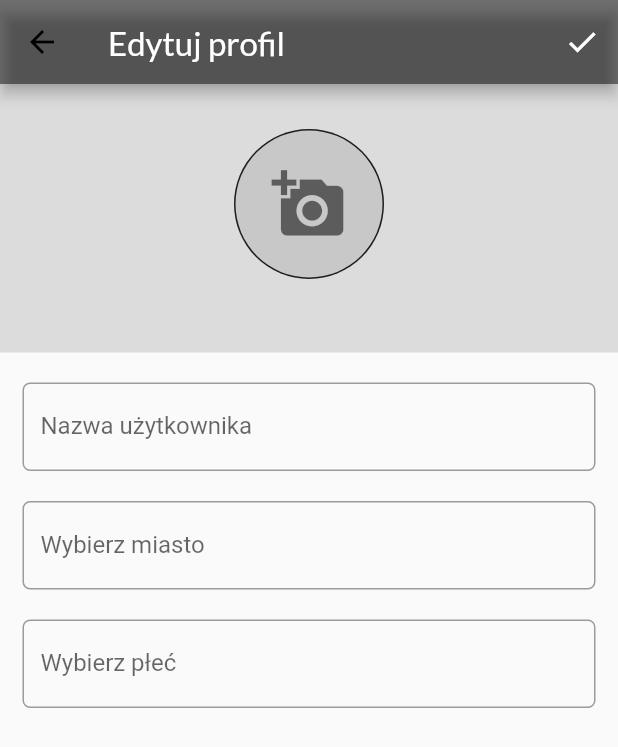
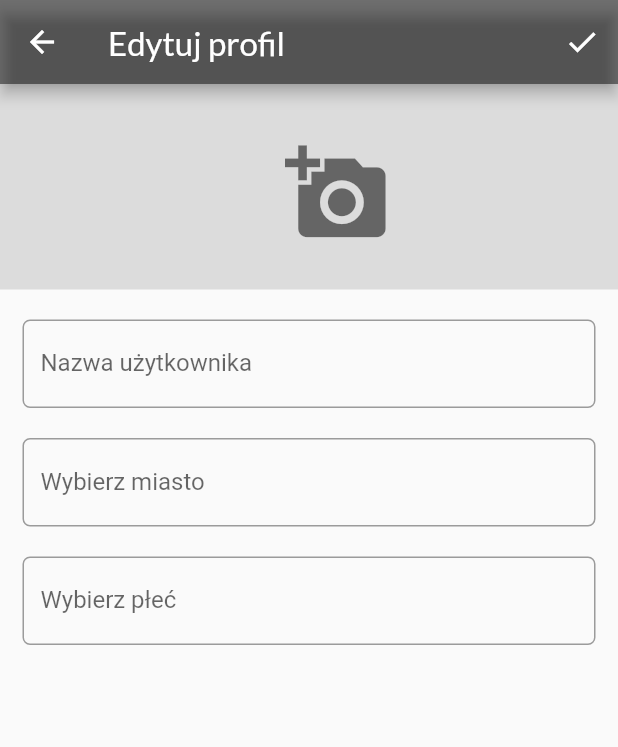
Before and after one commit to piotrpeczkowski/my_best_food, a Flutter app: the screen it shows once a user with an empty profile is signed in, after a tap on the "person" icon, after a tap on the "settings" icon, on a phone screen of 412 x 824 dp. Shown: the top 747 px of the screen. Run offline on Flutter 3.47's test engine with Material 2 defaults, Android fonts, the phone set to English and light mode, and no system bars; our stand-ins replace bloc, cloud_firestore, firebase_auth, firebase_core, firebase_storage, flutter_bloc and 3 more; accounts and stored records are empty; generated files the repository leaves out were written again.

Commit message:
work on store, read and display user avatar

```diff
--- a/lib/features/user_page/pages/user_page.dart
+++ b/lib/features/user_page/pages/user_page.dart
@@ -6,6 +6,7 @@ import 'package:google_fonts/google_fonts.dart';
 import 'package:image_picker/image_picker.dart';
 import 'package:my_best_food/features/styles/styles.dart';
 import 'package:my_best_food/features/user_page/cubit/user_cubit.dart';
+import 'package:my_best_food/models/user_model.dart';
 import 'package:my_best_food/repositories/user_repository.dart';
 import 'package:firebase_storage/firebase_storage.dart';
 
@@ -98,6 +99,22 @@ class _UserPageState extends State<UserPage> {
     }
   }
 
+  Future<void> cameraDialog() async {
+    showDialog(
+      context: context,
+      builder: (BuildContext context) => SimpleDialog(
+        title: const Text('Zrób zdjęcie'),
+        children: [
+          ElevatedButton(
+              onPressed: () {
+                Navigator.of(context).pop();
+              },
+              child: const Text('Zrób zdjęcie')),
+        ],
+      ),
+    );
+  }
+
   @override
   Widget build(BuildContext context) {
     return BlocProvider(
@@ -161,8 +178,9 @@ class _UserPageState extends State<UserPage> {
                   ],
                 ),
                 body: _UserPageBody(
+                  id: widget.id,
                   imageUrl: _imageUrl,
-                  onTap: () {
+                  onPressed: () {
                     pickAndUploadImage();
                   },
                   userEmail: userModel.email,
@@ -177,6 +195,9 @@ class _UserPageState extends State<UserPage> {
             }
             return Scaffold(
               appBar: AppBar(
+                iconTheme: const IconThemeData(
+                  color: ItemColor.itemWhite,
+                ),
                 backgroundColor: ItemColor.itemBlack54,
                 title: Text(
                   'Edytuj profil',
@@ -203,8 +224,9 @@ class _UserPageState extends State<UserPage> {
                 ],
               ),
               body: _UserPageBody(
+                id: widget.id,
                 imageUrl: _imageUrl,
-                onTap: () {
+                onPressed: () {
                   pickAndUploadImage();
                 },
                 userEmail: widget.userEmail,
@@ -225,7 +247,7 @@ class _UserPageState extends State<UserPage> {
 
 class _UserPageBody extends StatelessWidget {
   const _UserPageBody({
-    required this.onTap,
+    required this.onPressed,
     required this.userNameController,
     required this.userCityController,
     required this.userGenderController,
@@ -234,10 +256,11 @@ class _UserPageBody extends StatelessWidget {
     required this.userGenderLabel,
     required this.userEmail,
     required this.imageUrl,
+    required this.id,
     Key? key,
   }) : super(key: key);
 
-  final Function? onTap;
+  final Function? onPressed;
   final TextEditingController userNameController;
   final TextEditingController userCityController;
   final TextEditingController userGenderController;
@@ -246,6 +269,7 @@ class _UserPageBody extends StatelessWidget {
   final String userGenderLabel;
   final String userEmail;
   final String imageUrl;
+  final String id;
 
   @override
   Widget build(BuildContext context) {
@@ -254,18 +278,19 @@ class _UserPageBody extends StatelessWidget {
         mainAxisAlignment: MainAxisAlignment.start,
         crossAxisAlignment: CrossAxisAlignment.center,
         children: [
-          Container(
+          BlocBuilder<UserCubit, UserState>(
+            builder: (context, state) {
+              return Container(
                 padding: const EdgeInsets.all(15),
                 width: double.infinity,
                 color: Colors.black12,
                 child: Column(
+                  mainAxisAlignment: MainAxisAlignment.center,
                   children: [
                     Padding(
-                  padding: const EdgeInsets.only(top: 15, bottom: 15),
-                  child: InkWell(
-                    onTap: onTap!(),
-                    child: imageUrl == ''
-                        ? const Opacity(
+                      padding: const EdgeInsets.only(top: 15, bottom: 25),
+                      child: state.userModel?.imageUrl == ''
+                          ? Opacity(
                               opacity: 1,
                               child: CircleAvatar(
                                 radius: 50,
@@ -273,20 +298,49 @@ class _UserPageBody extends StatelessWidget {
                                 child: CircleAvatar(
                                   radius: 49,
                                   backgroundColor:
-                                    Color.fromARGB(255, 200, 200, 200),
-                                child: Icon(
-                                  Icons.add_a_photo,
+                                      const Color.fromARGB(255, 200, 200, 200),
+                                  child: IconButton(
+                                    icon:
+                                        const Icon(Icons.add_a_photo, size: 50),
                                     color: ItemColor.itemBlack54,
-                                  size: 50,
+                                    onPressed: () {
+                                      _imageSourceDialog(
+                                        context,
+                                        id,
+                                        imageUrl,
+                                      );
+                                    },
                                   ),
                                 ),
                               ),
                             )
-                        : CircleAvatar(
+                          : BlocBuilder<UserCubit, UserState>(
+                              builder: (context, state) {
+                                final image = state.userModel?.imageUrl;
+                                if (image == null) {
+                                  return Opacity(
+                                    opacity: 1,
+                                    child: IconButton(
+                                      icon: const Icon(Icons.add_a_photo,
+                                          size: 70),
+                                      color: ItemColor.itemBlack54,
+                                      onPressed: () {
+                                        _imageSourceDialog(
+                                          context,
+                                          id,
+                                          imageUrl,
+                                        );
+                                      },
+                                    ),
+                                  );
+                                }
+                                return CircleAvatar(
                                   radius: 50,
                                   backgroundColor: Colors.transparent,
-                            backgroundImage: NetworkImage(imageUrl),
-                          ),
+                                  backgroundImage:
+                                      NetworkImage(state.userModel!.imageUrl),
+                                );
+                              },
                             ),
                     ),
                     Text(
@@ -299,6 +353,8 @@ class _UserPageBody extends StatelessWidget {
                     ),
                   ],
                 ),
+              );
+            },
           ),
           Column(
             crossAxisAlignment: CrossAxisAlignment.start,
@@ -359,11 +415,62 @@ class _UserPageBody extends StatelessWidget {
                   ),
                 ),
               ),
-              Text(imageUrl),
             ],
           ),
         ],
       ),
     );
   }
+
+  Future<dynamic> _imageSourceDialog(
+      BuildContext context, String id, String image) {
+    return showDialog(
+      context: context,
+      builder: (BuildContext context) => SimpleDialog(
+        title: Text(
+          'Zrób zdjęcie',
+          style: GoogleFonts.kanit(),
+        ),
+        children: [
+          Padding(
+            padding: const EdgeInsets.symmetric(
+              horizontal: 25.0,
+              vertical: 5,
+            ),
+            child: ElevatedButton(
+                onPressed: () {
+                  onPressed!();
+                  // Navigator.of(context).pop();
+                },
+                child: Text(
+                  'Otwórz aparat',
+                  style: GoogleFonts.kanit(
+                    fontSize: 16,
+                  ),
+                )),
+          ),
+          Padding(
+            padding: const EdgeInsets.symmetric(
+              horizontal: 25.0,
+              vertical: 5,
+            ),
+            child: ElevatedButton(
+                onPressed: () {
+                  Navigator.of(context).pop();
+                  context.read<UserCubit>().updateUserPhoto(
+                        id,
+                        image,
+                      );
+                },
+                child: Text(
+                  'Zapisz i wyjdź',
+                  style: GoogleFonts.kanit(
+                    fontSize: 16,
+                  ),
+                )),
+          ),
+        ],
+      ),
+    );
   }
+}
--- a/lib/models/user_model.dart
+++ b/lib/models/user_model.dart
@@ -5,6 +5,7 @@ class UserModel {
     required this.userName,
     required this.userCity,
     required this.userGender,
+    required this.imageUrl,
   });
 
   final String id;
@@ -12,4 +13,5 @@ class UserModel {
   final String userName;
   final String userCity;
   final String userGender;
+  final String imageUrl;
 }
--- a/lib/repositories/user_repository.dart
+++ b/lib/repositories/user_repository.dart
@@ -24,6 +24,7 @@ class UserRepository {
       userName: doc['userName'],
       userCity: doc['userCity'],
       userGender: doc['userGender'],
+      imageUrl: doc['imageUrl'],
     );
   }
 
```
Lines whose indentation alone changed are shown as unchanged.
